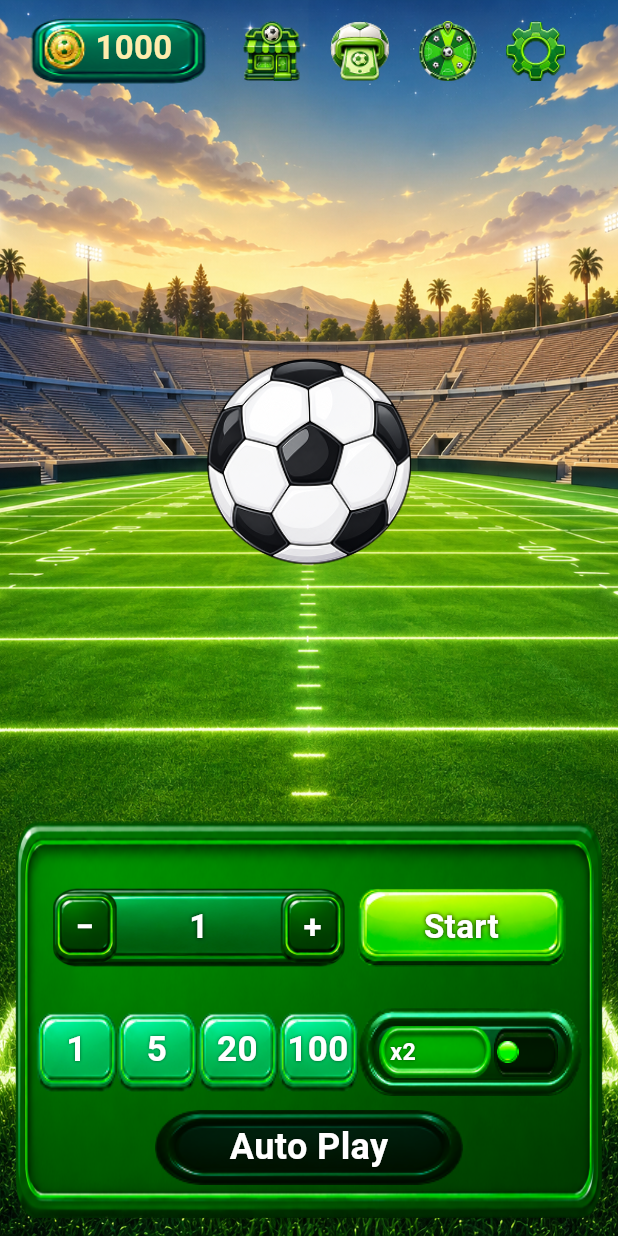
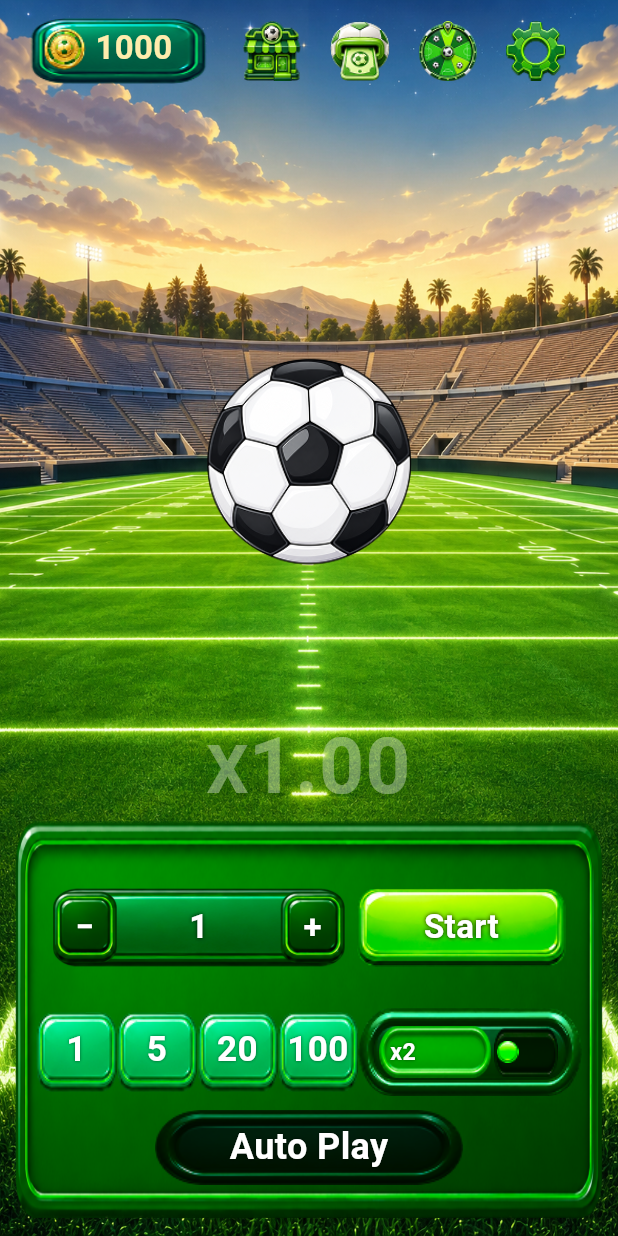
Before and after one commit to akalaytanovv/spin_foot_lucky_star, a Flutter app: the GameScreen widget shown alone on an empty page, opened directly, on a phone screen of 412 x 824 dp. Run offline on Flutter 3.47's test engine with Material 3 defaults, Android fonts, the phone set to English and light mode, and no system bars; our stand-ins replace audioplayers, device_preview, google_fonts, shared_preferences, vibration; accounts and stored records are empty; Roboto replaces fonts that are missing (Puritan); statements that could not run were skipped.

Commit message:
feat: autoplay

```diff
--- a/lib/features/game/game_screen.dart
+++ b/lib/features/game/game_screen.dart
@@ -26,9 +26,19 @@ class GameScreen extends StatelessWidget {
                 Expanded(
                   child: Padding(
                     padding: const EdgeInsets.symmetric(horizontal: 24),
-                    child: Column(
-                      mainAxisAlignment: MainAxisAlignment.center,
-                      children: [BallWidget(isRunning: game.state == RoundState.running)],
+                    child: Stack(
+                      alignment: Alignment.center,
+                      children: [
+                        BallWidget(isRunning: game.state == RoundState.running),
+                        Positioned(
+                          bottom: 0,
+                          left: 0,
+                          right: 0,
+                          child: Center(
+                            child: _MultiplierLabel(multiplier: game.multiplier, state: game.state),
+                          ),
+                        ),
+                      ],
                     ),
                   ),
                 ),
@@ -47,3 +57,71 @@ class GameScreen extends StatelessWidget {
     );
   }
 }
+
+class _MultiplierLabel extends StatelessWidget {
+  final double multiplier;
+  final RoundState state;
+
+  const _MultiplierLabel({required this.multiplier, required this.state});
+
+  @override
+  Widget build(BuildContext context) {
+    final Color color;
+    final List<Shadow> shadows;
+
+    switch (state) {
+      case RoundState.running:
+        color = Colors.white;
+        shadows = [
+          const Shadow(blurRadius: 12, color: Color(0xFF00E5FF)),
+          const Shadow(blurRadius: 24, color: Color(0xFF00E5FF)),
+        ];
+      case RoundState.cashedOut:
+        color = const Color(0xFFFFECAC);
+        shadows = [
+          const Shadow(blurRadius: 12, color: Color(0xFFFFCC00)),
+          const Shadow(blurRadius: 24, color: Color(0xFFFFCC00)),
+        ];
+      case RoundState.crashed:
+        color = const Color(0xFFFF5252);
+        shadows = [
+          const Shadow(blurRadius: 12, color: Color(0xFFFF1744)),
+          const Shadow(blurRadius: 24, color: Color(0xFFFF1744)),
+        ];
+      case RoundState.idle:
+        color = Colors.white.withValues(alpha: 0.35);
+        shadows = [];
+    }
+
+    return FittedBox(
+      fit: BoxFit.scaleDown,
+      child: Text.rich(
+        TextSpan(
+          children: [
+            TextSpan(
+              text: 'X',
+              style: TextStyle(
+                fontFamily: 'Roboto',
+                fontSize: 44,
+                fontWeight: FontWeight.w700,
+                color: color,
+                shadows: shadows,
+              ),
+            ),
+            TextSpan(
+              text: multiplier.toStringAsFixed(2),
+              style: TextStyle(
+                fontFamily: 'Roboto',
+                fontSize: 52,
+                fontWeight: FontWeight.w700,
+                color: color,
+                shadows: shadows,
+                letterSpacing: 1,
+              ),
+            ),
+          ],
+        ),
+      ),
+    );
+  }
+}
--- a/lib/features/game/widgets/bet_control_panel/widgets/auto_play_button.dart
+++ b/lib/features/game/widgets/bet_control_panel/widgets/auto_play_button.dart
@@ -1,4 +1,8 @@
 import 'package:flutter/material.dart';
+import 'package:provider/provider.dart';
+
+import '../../../game_provider.dart';
+import 'auto_play_dialog.dart';
 
 class AutoPlayButton extends StatefulWidget {
   const AutoPlayButton({super.key});
@@ -10,15 +14,38 @@ class AutoPlayButton extends StatefulWidget {
 class _AutoPlayButtonState extends State<AutoPlayButton> {
   bool _pressed = false;
 
+  void _onTap(BuildContext context, bool isAutoPlayActive, bool isRunning) {
+    if (isAutoPlayActive) {
+      context.read<GameProvider>().stopAutoPlay();
+    } else if (!isRunning) {
+      showAutoPlayDialog(context);
+    }
+  }
+
   @override
   Widget build(BuildContext context) {
+    final isAutoPlay = context.select<GameProvider, bool>((g) => g.autoPlay);
+    final isRunning = context.select<GameProvider, bool>((g) => g.state == RoundState.running);
+    final roundsLeft = context.select<GameProvider, int>((g) => g.autoPlayRoundsLeft);
+
+    final disabled = !isAutoPlay && isRunning;
+    final label = isAutoPlay ? 'Stop' : 'Auto Play';
+    final sublabel = isAutoPlay && roundsLeft > 0 ? '×$roundsLeft' : null;
+
     return GestureDetector(
-      onTapDown: (_) => setState(() => _pressed = true),
-      onTapUp: (_) => setState(() => _pressed = false),
-      onTapCancel: () => setState(() => _pressed = false),
+      onTapDown: disabled ? null : (_) => setState(() => _pressed = true),
+      onTapUp: disabled
+          ? null
+          : (_) {
+              setState(() => _pressed = false);
+              _onTap(context, isAutoPlay, isRunning);
+            },
+      onTapCancel: disabled ? null : () => setState(() => _pressed = false),
       child: AnimatedScale(
-        scale: _pressed ? 0.95 : 1.0,
+        scale: (_pressed && !disabled) ? 0.95 : 1.0,
         duration: const Duration(milliseconds: 80),
+        child: Opacity(
+          opacity: disabled ? 0.4 : 1.0,
           child: FittedBox(
             fit: BoxFit.contain,
             child: SizedBox(
@@ -27,19 +54,35 @@ class _AutoPlayButtonState extends State<AutoPlayButton> {
               child: Stack(
                 alignment: Alignment.center,
                 children: [
-                Positioned.fill(
-                  child: Image.asset('assets/autoplay_button.png', fit: BoxFit.fill),
-                ),
-                const Text(
-                  'Auto Play',
+                  Positioned.fill(child: Image.asset('assets/autoplay_button.png', fit: BoxFit.fill)),
+                  Row(
+                    mainAxisAlignment: MainAxisAlignment.center,
+                    children: [
+                      Text(
+                        label,
                         style: TextStyle(
                           fontSize: 24,
                           fontWeight: FontWeight.w700,
                           color: Colors.white,
+                          shadows: const [Shadow(blurRadius: 2, color: Colors.black54)],
+                        ),
+                      ),
+                      if (sublabel != null) ...[
+                        const SizedBox(width: 6),
+                        Text(
+                          sublabel,
+                          style: const TextStyle(
+                            fontSize: 14,
+                            fontWeight: FontWeight.w700,
+                            color: Colors.white70,
                             shadows: [Shadow(blurRadius: 2, color: Colors.black54)],
                           ),
                         ),
                       ],
+                    ],
+                  ),
+                ],
+              ),
             ),
           ),
         ),
--- a/lib/features/settings/settings_screen.dart
+++ b/lib/features/settings/settings_screen.dart
@@ -12,6 +12,7 @@ class SettingsScreen extends StatelessWidget {
     return AppBackground(
       appBar: AppBar(
         title: const Text('SETTINGS', style: TextStyle(fontWeight: FontWeight.w700, fontSize: 24)),
+        centerTitle: true,
         backgroundColor: Colors.transparent,
         elevation: 0,
       ),
```
Also changed, not shown: lib/features/game/game_provider.dart (+48 -3 lines), lib/features/game/widgets/bet_control_panel/widgets/auto_play_dialog.dart (added, +192 -0 lines). Lines whose indentation alone changed are shown as unchanged.
